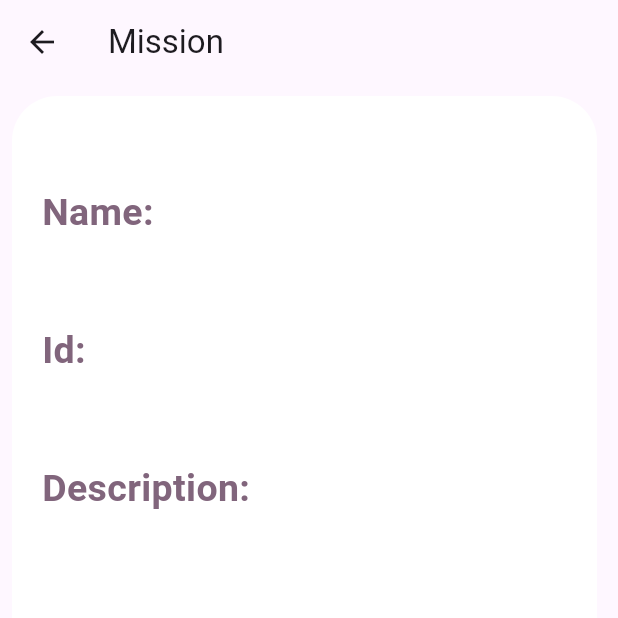
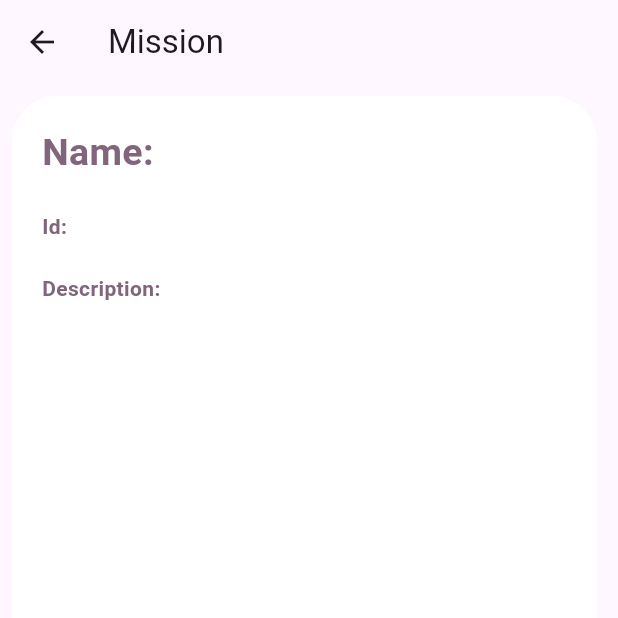
Before and after one commit to rania1231/spaceXTest, a Flutter app: the MissionDetailsPage screen opened directly with empty values, on a phone screen of 412 x 824 dp, the top half of it. Run offline on Flutter 3.47's test engine with Material 3 defaults, Android fonts, the light colour scheme and no system bars; our stand-ins replace dartz, equatable, flutter_bloc, get_it, internet_connection_checker, shared_preferences; accounts and stored records are empty; network calls fail.

Commit message:
correction de overflow

```diff
--- a/lib/presentation/widgets/missions/mission_detail_widget.dart
+++ b/lib/presentation/widgets/missions/mission_detail_widget.dart
@@ -24,9 +24,7 @@ class MissionDetailsWidget extends StatelessWidget {
           child: Column(
             crossAxisAlignment: CrossAxisAlignment.start,
             children: [
-              SizedBox(
-                height: 40,
-              ),
+
               Text(
                 'Name:',
                 style: TextStyle(
@@ -34,38 +32,38 @@ class MissionDetailsWidget extends StatelessWidget {
                     fontWeight: FontWeight.bold,
                     fontSize: 25),
               ),
-              SizedBox(height: 5),
+
               Text(
                 mission.mission_name,
-                style: TextStyle(color: Colors.black, fontSize: 22),
+                style: TextStyle(color: Colors.black, ),
               ),
 
-              SizedBox(height: 20),
+
               Text(
                 'Id:',
                 style: TextStyle(
                     color: Color(0xFF81657C),
                     fontWeight: FontWeight.bold,
-                    fontSize: 25),
+                   ),
               ),
-              SizedBox(height: 5),
+
               Text(
                 mission.mission_id,
-                style: TextStyle(color: Colors.black, fontSize: 22),
+                style: TextStyle(color: Colors.black),
               ),
 
-              SizedBox(height: 20),
+
               Text(
                 'Description:',
                 style: TextStyle(
                     color: Color(0xFF81657C),
                     fontWeight: FontWeight.bold,
-                    fontSize: 25),
+                ),
               ),
-              SizedBox(height: 5),
+
               Text(
                 mission.description,
-                style: TextStyle(color: Colors.black, fontSize: 22),
+                style: TextStyle(color: Colors.black),
               ),
             ],
           ),
```
